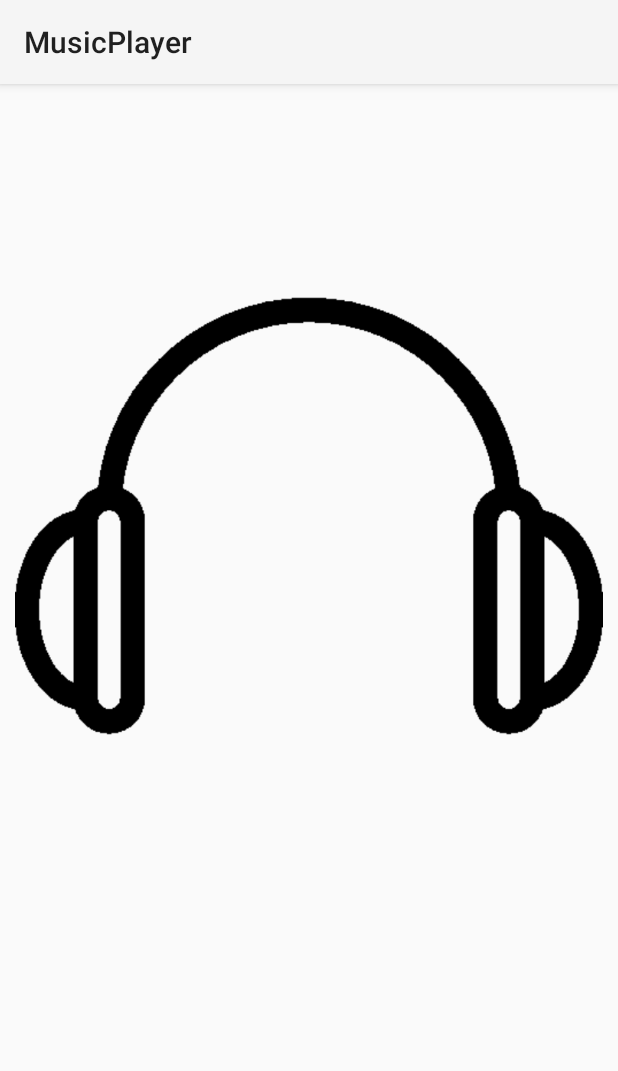
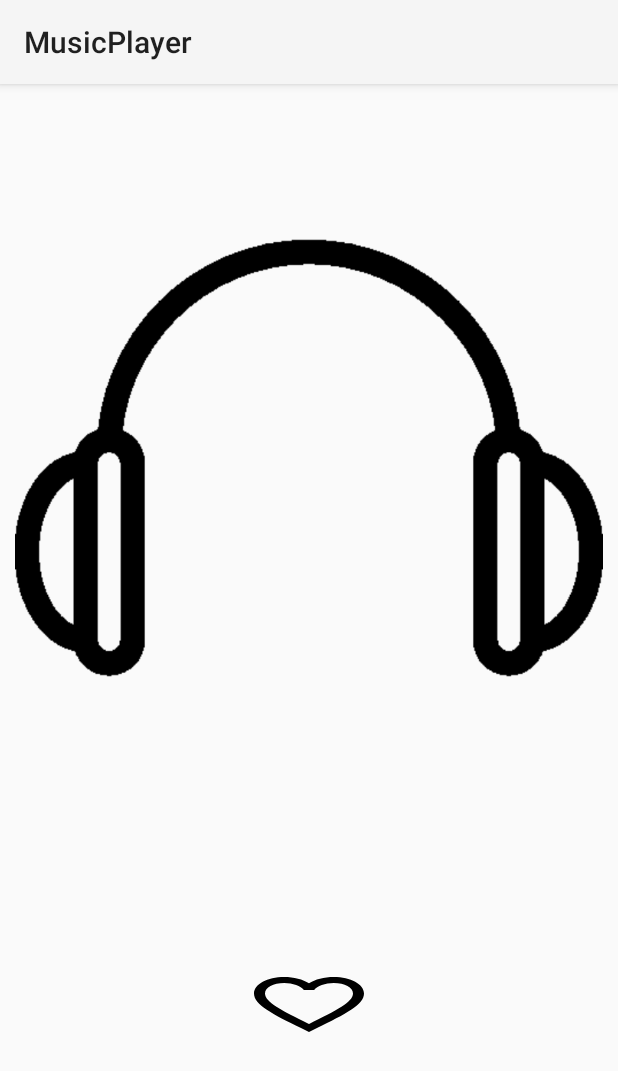
Before and after one commit to DSBalaban/AndroidMusicPlayer, an Android app: the layout layout_song_details.xml on its own in the app's theme, with its tools: preview values and no code run, on a phone screen of 412 x 824 dp. Shown: the top 1071 px of the screen. Run offline under Robolectric (Android 15) with nearby library versions, the phone set to English and light mode, and no system bars.

Commit message:
Toggle favorite

```diff
--- /dev/null
+++ b/app/src/main/res/drawable/ic_favorite_black_48dp.xml
@@ -0,0 +1,4 @@
+<vector android:height="48dp" android:viewportHeight="24.0"
+    android:viewportWidth="24.0" android:width="48dp" xmlns:android="http://schemas.android.com/apk/res/android">
+    <path android:fillColor="#FF000000" android:pathData="M12,21.35l-1.45,-1.32C5.4,15.36 2,12.28 2,8.5 2,5.42 4.42,3 7.5,3c1.74,0 3.41,0.81 4.5,2.09C13.09,3.81 14.76,3 16.5,3 19.58,3 22,5.42 22,8.5c0,3.78 -3.4,6.86 -8.55,11.54L12,21.35z"/>
+</vector>
--- /dev/null
+++ b/app/src/main/res/drawable/ic_favorite_border_black_48dp.xml
@@ -0,0 +1,4 @@
+<vector android:height="48dp" android:viewportHeight="24.0"
+    android:viewportWidth="24.0" android:width="48dp" xmlns:android="http://schemas.android.com/apk/res/android">
+    <path android:fillColor="#FF000000" android:pathData="M16.5,3c-1.74,0 -3.41,0.81 -4.5,2.09C10.91,3.81 9.24,3 7.5,3 4.42,3 2,5.42 2,8.5c0,3.78 3.4,6.86 8.55,11.54L12,21.35l1.45,-1.32C18.6,15.36 22,12.28 22,8.5 22,5.42 19.58,3 16.5,3zM12.1,18.55l-0.1,0.1 -0.1,-0.1C7.14,14.24 4,11.39 4,8.5 4,6.5 5.5,5 7.5,5c1.54,0 3.04,0.99 3.57,2.36h1.87C13.46,5.99 14.96,5 16.5,5c2,0 3.5,1.5 3.5,3.5 0,2.89 -3.14,5.74 -7.9,10.05z"/>
+</vector>
--- /dev/null
+++ b/app/src/main/res/drawable/toggle_favorite.xml
@@ -0,0 +1,7 @@
+<?xml version="1.0" encoding="utf-8"?>
+<selector xmlns:android="http://schemas.android.com/apk/res/android">
+    <item android:drawable="@drawable/ic_favorite_black_48dp"
+        android:state_checked="true" />
+    <item android:drawable="@drawable/ic_favorite_border_black_48dp"
+        android:state_checked="false"/>
+</selector>
--- a/app/src/main/res/layout/layout_song_details.xml
+++ b/app/src/main/res/layout/layout_song_details.xml
@@ -6,14 +6,13 @@
     android:layout_height="match_parent"
     android:id="@+id/song_details_layout"
 >
-
     <ImageView
         android:id="@+id/song_album_image"
         android:layout_height="0dp"
         android:layout_width="match_parent"
         android:paddingLeft="10dp"
         android:paddingRight="10dp"
-        android:layout_weight="0.75"
+        android:layout_weight="0.65"
         android:contentDescription="@string/song_album_picture"
         android:src="@drawable/headphones"
         android:layout_gravity="center_vertical"
@@ -31,6 +30,27 @@
         android:textColor="#000000"
     />
 
+    <RelativeLayout
+        android:layout_height="0dp"
+        android:layout_weight="0.1"
+        android:layout_width="match_parent"
+        android:gravity="center"
+    >
+
+        <ToggleButton
+            android:id="@+id/favorite_unfavorite"
+            android:layout_width="wrap_content"
+            android:layout_height="wrap_content"
+            android:layout_centerHorizontal="true"
+            android:background="@drawable/toggle_favorite"
+            android:checked="false"
+            android:contentDescription="@string/action_favorite_song"
+            android:textOff=""
+            android:textOn=""
+            android:onClick="toggleFavorite"
+        />
+    </RelativeLayout>
+
     <View
         android:layout_height="0dp"
         android:layout_width="match_parent"
@@ -39,5 +59,4 @@
         android:gravity="center"
         android:weightSum="1"
     />
-
 </LinearLayout>
--- a/app/src/main/res/values/strings.xml
+++ b/app/src/main/res/values/strings.xml
@@ -7,4 +7,5 @@
     <string name="prev_icon_name">Previous</string>
     <string name="song_album_picture">Song Album Picture</string>
     <string name="controller_button">Controller Button</string>
+    <string name="action_favorite_song">Favorite Song</string>
 </resources>
```
Also changed, not shown: app/src/main/java/me/dsbalaban/musicplayer/DBHelper.java (added, +95 -0 lines), app/src/main/java/me/dsbalaban/musicplayer/FavoritesContract.java (added, +13 -0 lines), app/src/main/java/me/dsbalaban/musicplayer/MainActivity.java (+51 -17 lines), app/src/main/java/me/dsbalaban/musicplayer/MusicService.java (+14 -0 lines), app/src/main/java/me/dsbalaban/musicplayer/Song.java (+9 -0 lines).
